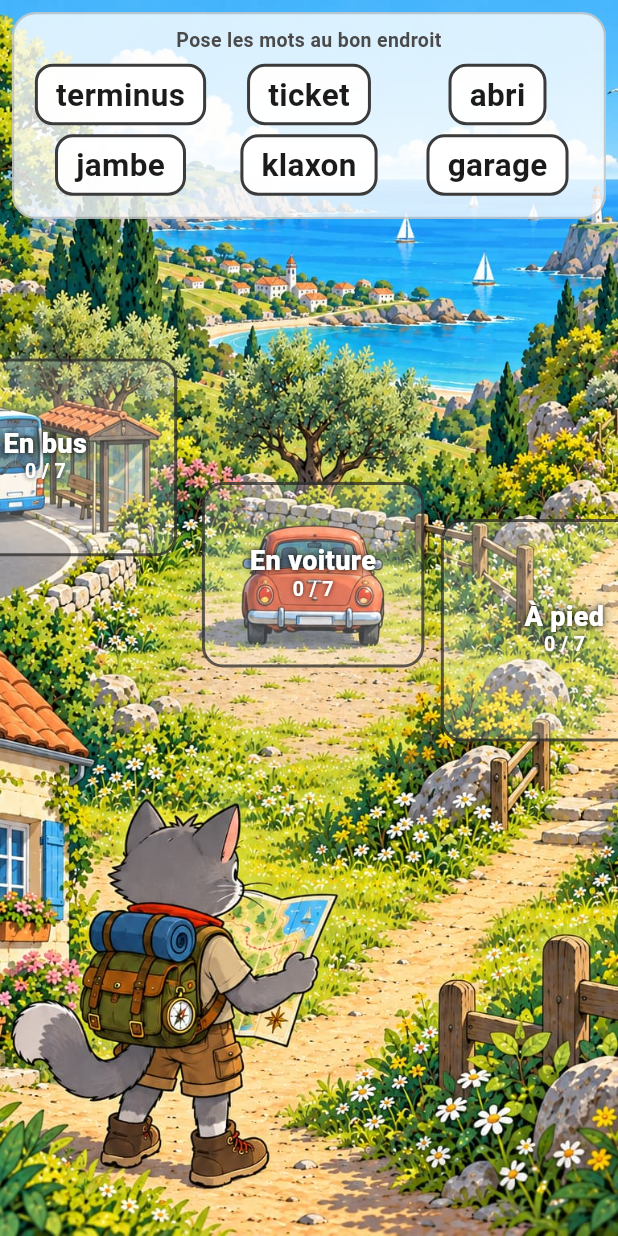
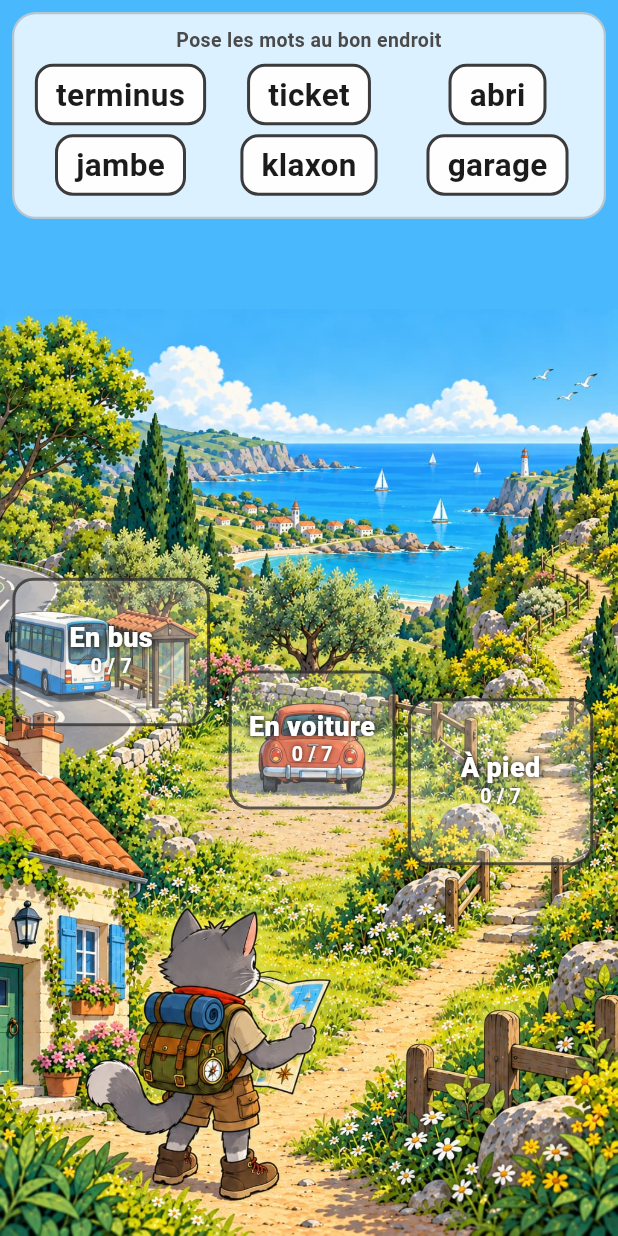
Before and after one commit to Narya-Bordeaux/lecture, a Flutter app: the screen it shows after launch, after a tap on "Continuer", on a phone screen of 412 x 824 dp. Run offline on Flutter 3.47's test engine with Material 3 defaults, Android fonts, the phone set to English and light mode, and no system bars.

Commit message:
Montrer l'illustration en entier, calee en bas (0.6.2+11)
Constate sur appareil : l'illustration sortait de l'ecran sur les cotes, et les
zones « En bus » et « A pied » etaient amputees.

L'illustration etait recadree pour remplir l'ecran. Sur un Galaxy A54 — 1080 x
2340, soit 1:2,17, contre 1:1,5 pour l'image — elle devait mesurer 1560 px de
large pour en couvrir la hauteur : 480 px sortaient, 240 de chaque cote. Les
zones, qui collent au decor par construction, sortaient avec lui. Aucun reglage
de zone n'aurait corrige cela : le recadrage lui-meme etait en cause.

L'illustration est desormais affichee en entier et calee en bas : le personnage
et le chemin restent visibles, et la bande liberee en haut est celle qu'occupe
deja le bandeau des mots. Elle est comblee par backgroundColor, nouvelle donnee
de contenu — #4ab8fd ici, couleur relevee dans le ciel de l'image, ce qui rend
le raccord invisible.

Sur le A54, l'illustration occupe maintenant 0 → 1080 en largeur, et les trois
zones tiennent entre x = 22 et x = 1037.

Le test qui manquait : computeSceneRect est extraite en fonction pure, et
test/ui/scene_geometry_test.dart l'eprouve sur quatre appareils reels — image
entierement visible, proportions gardees, calage en bas, chaque zone a l'ecran
et assez grande pour un doigt. Les tests d'interface existants ne pouvaient rien
voir : ils tournent sans illustration, donc sans recadrage. Verifie en
reintroduisant l'ancien calcul : neuf tests echouent.

102 tests au vert, flutter analyze sans erreur.

Co-Authored-By: Claude Opus 5 <noreply@anthropic.com>
Claude-Session: https://claude.ai/code/session_01GY8cGjftauToqEyUCPcwPP

```diff
--- a/assets/content/adventures/grisbie_beach.json
+++ b/assets/content/adventures/grisbie_beach.json
@@ -7,6 +7,7 @@
       "id": "home",
       "location": "Devant la maison",
       "background": "assets/pictures/Grisbie_plage2.jpg",
+      "backgroundColor": "#4ab8fd",
       "narrative": {
         "onArrival": "Grisbie veut aller à la plage. Comment va-t-il y aller ?",
         "onCompletion": "Grisbie a choisi. C'est parti !"
--- a/lib/domain/models/stage.dart
+++ b/lib/domain/models/stage.dart
@@ -18,9 +18,19 @@ class Stage {
     required this.families,
     this.narrative = Narrative.none,
     this.backgroundAsset,
+    this.backgroundColor,
     this.encounter,
     this.visibleWordCount = 6,
   });
+
+  /// Lit une couleur ecrite « #RRGGBB » dans le contenu.
+  static int? parseColor(Object? value) {
+    if (value is! String) return null;
+    final hex = value.startsWith('#') ? value.substring(1) : value;
+    final parsed = int.tryParse(hex, radix: 16);
+    if (parsed == null || hex.length != 6) return null;
+    return 0xFF000000 | parsed;
+  }
 
   /// Construit l'etape en resolvant mots et personnages.
   factory Stage.fromJson(
@@ -35,6 +45,7 @@ class Stage {
       locationName: json['location'] as String,
       narrative: Narrative.fromJson(json['narrative']),
       backgroundAsset: json['background'] as String?,
+      backgroundColor: parseColor(json['backgroundColor']),
       visibleWordCount: json['visibleWordCount'] as int? ?? 6,
       encounter: encounter == null
           ? null
@@ -76,6 +87,13 @@ class Stage {
 
   /// L'illustration de fond, sur laquelle les zones sont posees.
   final String? backgroundAsset;
+
+  /// La couleur qui comble la bande laissee libre au-dessus de l'illustration.
+  ///
+  /// L'illustration est montree en entier et calee en bas ; sur un telephone
+  /// allonge, il reste de la place au-dessus. Une couleur prise dans le ciel de
+  /// l'image rend la jointure invisible.
+  final int? backgroundColor;
 
   /// Le personnage rencontre ici, s'il y en a un.
   final Encounter? encounter;
@@ -209,6 +227,7 @@ class Stage {
     Narrative? narrative,
     List<WordFamily>? families,
     String? backgroundAsset,
+    int? backgroundColor,
     Encounter? encounter,
     int? visibleWordCount,
   }) {
@@ -218,6 +237,7 @@ class Stage {
       narrative: narrative ?? this.narrative,
       families: families ?? this.families,
       backgroundAsset: backgroundAsset ?? this.backgroundAsset,
+      backgroundColor: backgroundColor ?? this.backgroundColor,
       encounter: encounter ?? this.encounter,
       visibleWordCount: visibleWordCount ?? this.visibleWordCount,
     );
@@ -229,6 +249,9 @@ class Stage {
       'location': locationName,
       if (!narrative.isEmpty) 'narrative': narrative.toJson(),
       if (backgroundAsset != null) 'background': backgroundAsset,
+      if (backgroundColor != null)
+        'backgroundColor':
+            '#${(backgroundColor! & 0xFFFFFF).toRadixString(16).padLeft(6, '0')}',
       if (encounter != null) 'character': encounter!.toJson(),
       'visibleWordCount': visibleWordCount,
       'families': families.map((family) => family.toJson()).toList(),
--- a/lib/ui/pages/stage_page.dart
+++ b/lib/ui/pages/stage_page.dart
@@ -113,6 +113,9 @@ class _StagePageState extends State<StagePage> {
         children: <Widget>[
           SceneLayout(
             backgroundAsset: widget.stage.backgroundAsset,
+            backgroundColor: widget.stage.backgroundColor == null
+                ? const Color(0xFF4AB8FD)
+                : Color(widget.stage.backgroundColor!),
             children: <SceneChild>[
               for (final family in widget.stage.families)
                 if (family.area != null)
--- a/lib/ui/widgets/scene_layout.dart
+++ b/lib/ui/widgets/scene_layout.dart
@@ -7,6 +7,47 @@ class SceneChild {
 
   final RelativeArea area;
   final Widget child;
+}
+
+/// Calcule le rectangle occupe par l'illustration dans la surface donnee.
+///
+/// Fonction pure, extraite pour etre testable : c'est elle qui decide si une
+/// zone de depot reste a l'ecran, et l'eprouver demande seulement deux tailles,
+/// pas un appareil.
+///
+/// L'illustration est **entierement visible** et **calee en bas**. Remplir
+/// l'ecran en recadrant serait tentant, mais sur un telephone allonge — 1080 x
+/// 2340, soit 1:2,17, contre 1:1,5 pour l'image — l'illustration devrait
+/// mesurer une fois et demie la largeur de l'ecran : un quart sortirait de
+/// chaque cote, emportant avec lui les zones qui y sont ancrees.
+///
+/// Le calage en bas garde le personnage et le chemin visibles, et libere en
+/// haut une bande que le bandeau des mots occupe deja.
+Rect computeSceneRect({required Size surface, required Size? imageSize}) {
+  if (imageSize == null || imageSize.isEmpty || surface.isEmpty) {
+    return Offset.zero & surface;
+  }
+
+  final imageRatio = imageSize.width / imageSize.height;
+  final surfaceRatio = surface.width / surface.height;
+
+  final double width;
+  final double height;
+  if (surfaceRatio < imageRatio) {
+    // L'ecran est plus etroit que l'image : on cale sur la largeur.
+    width = surface.width;
+    height = width / imageRatio;
+  } else {
+    height = surface.height;
+    width = height * imageRatio;
+  }
+
+  return Rect.fromLTWH(
+    (surface.width - width) / 2,
+    surface.height - height,
+    width,
+    height,
+  );
 }
 
 /// Affiche l'illustration de fond et pose des elements a des endroits precis
@@ -113,12 +154,17 @@ class _SceneLayoutState extends State<SceneLayout> {
     return LayoutBuilder(
       builder: (context, constraints) {
         final surface = Size(constraints.maxWidth, constraints.maxHeight);
-        final imageRect = _coveredRect(surface);
+        final imageRect = computeSceneRect(
+          surface: surface,
+          imageSize: _imageSize,
+        );
 
         return ClipRect(
           child: Stack(
             fit: StackFit.expand,
             children: <Widget>[
+              // La bande laissee libre au-dessus de l'illustration se fond
+              // dans son ciel : la jointure passe inapercue.
               ColoredBox(color: widget.backgroundColor),
               if (widget.backgroundAsset != null)
                 Positioned(
@@ -147,36 +193,4 @@ class _SceneLayoutState extends State<SceneLayout> {
       },
     );
   }
-
-  /// Le rectangle qu'occupe l'illustration une fois recadree pour couvrir la
-  /// surface, centree. Sans dimensions connues, l'illustration est reputee
-  /// occuper toute la surface.
-  Rect _coveredRect(Size surface) {
-    final imageSize = _imageSize;
-    if (imageSize == null || imageSize.isEmpty || surface.isEmpty) {
-      return Offset.zero & surface;
-    }
-
-    final imageRatio = imageSize.width / imageSize.height;
-    final surfaceRatio = surface.width / surface.height;
-
-    final double width;
-    final double height;
-    if (surfaceRatio > imageRatio) {
-      // La surface est plus large que l'image : on cale sur la largeur et on
-      // deborde en hauteur.
-      width = surface.width;
-      height = width / imageRatio;
-    } else {
-      height = surface.height;
-      width = height * imageRatio;
-    }
-
-    return Rect.fromLTWH(
-      (surface.width - width) / 2,
-      (surface.height - height) / 2,
-      width,
-      height,
-    );
-  }
 }
--- a/pubspec.yaml
+++ b/pubspec.yaml
@@ -16,7 +16,7 @@ publish_to: 'none' # Remove this line if you wish to publish to pub.dev
 # https://developer.apple.com/library/archive/documentation/General/Reference/InfoPlistKeyReference/Articles/CoreFoundationKeys.html
 # In Windows, build-name is used as the major, minor, and patch parts
 # of the product and file versions while build-number is used as the build suffix.
-version: 0.6.1+10
+version: 0.6.2+11
 
 environment:
   sdk: ^3.12.2
```
Also changed, not shown: 5 other files.
